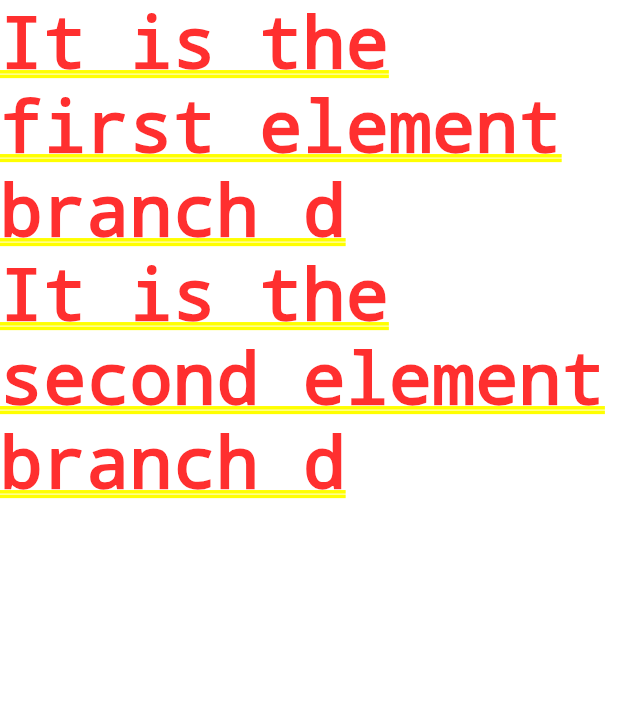
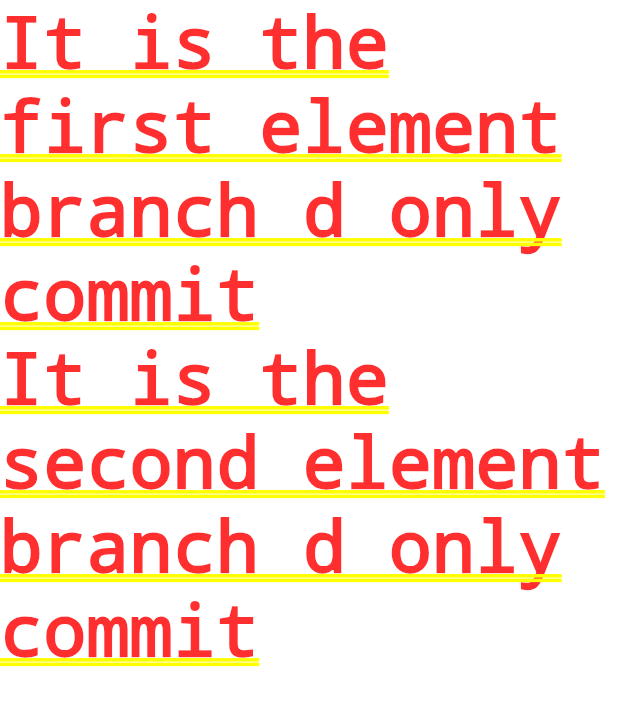
Before and after one commit to simonanexa/test, a Flutter app: the screen it shows after launch, on a phone screen of 412 x 824 dp. Shown: the top 706 px of the screen. Run offline on Flutter 3.47's test engine with Material 2 defaults, Android fonts, the phone set to English and light mode, and no system bars; our stand-ins replace gallery_saver, google_maps_flutter, image_picker, rxdart; missing offline and left inert: image_size_getter.

Commit message:
branch d only commit

```diff
--- a/lib/test.dart
+++ b/lib/test.dart
@@ -6,8 +6,8 @@ class Test extends StatelessWidget {
     return Center(
       child: Column(
         children: [
-          Text("It is the first element branch d"),
-          Text("It is the second element branch d")
+          Text("It is the first element branch d only commit"),
+          Text("It is the second element branch d only commit")
         ],
       ),
     );
```
